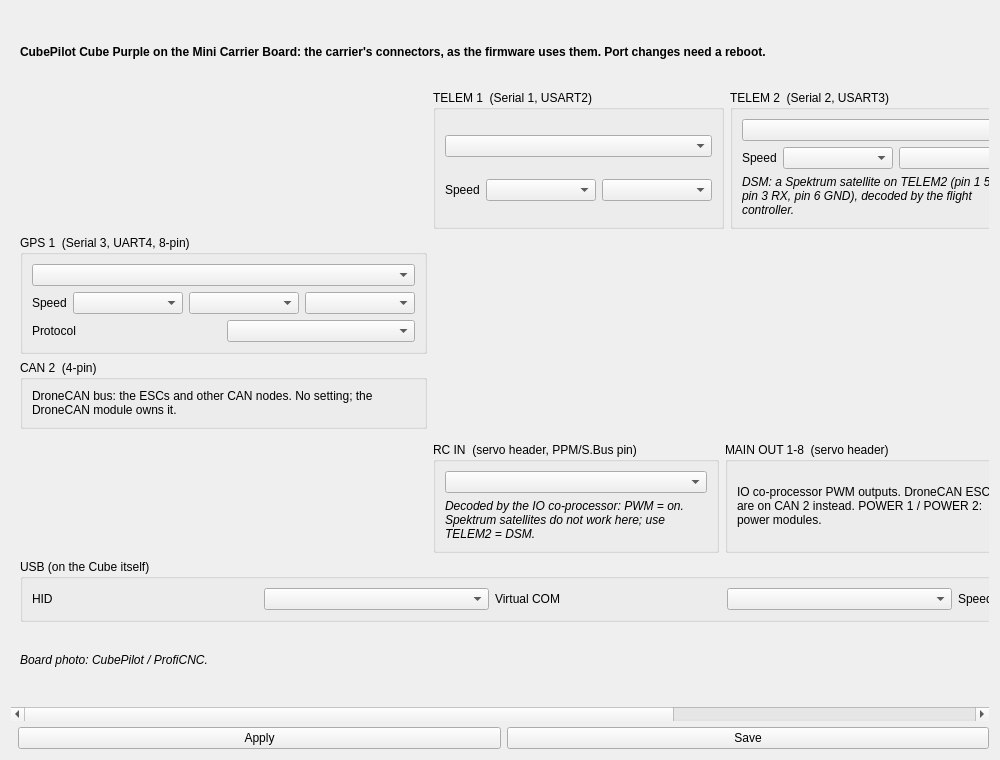
Old version of the form ground/openpilotgcs/src/plugins/config/configcubehwwidget.ui in the repository MAVProxyUser/NinjaPilot-15.02.ninja.
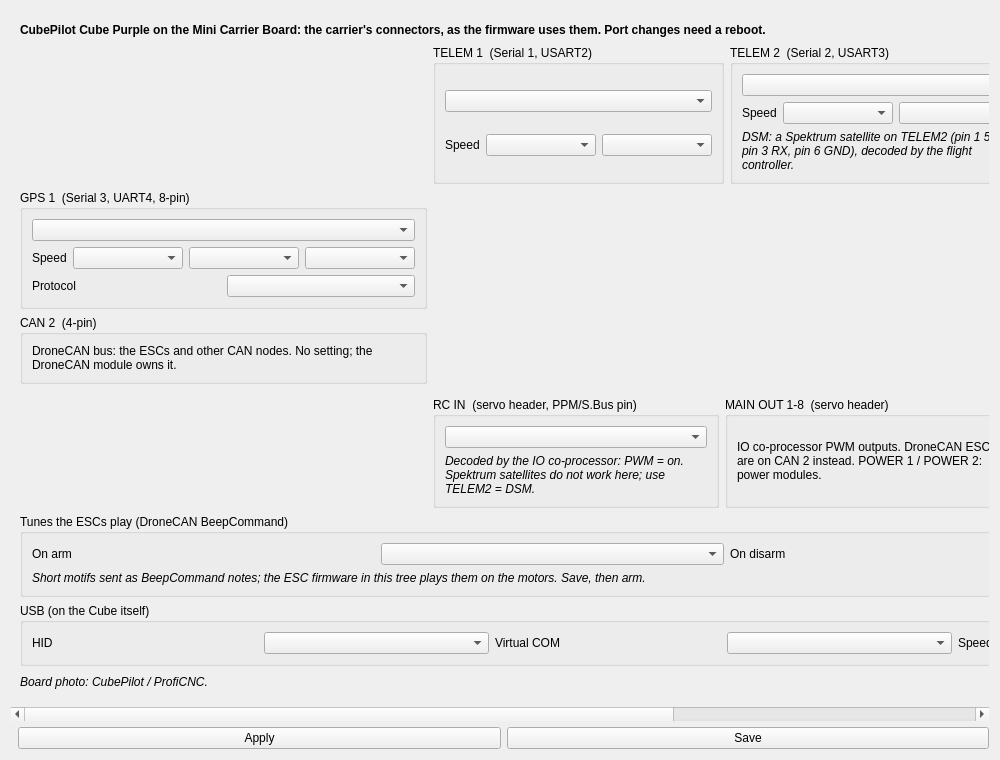
New version of the form. Icons and pictures are not drawn.

Commit message: DroneCAN: arming tune as BeepCommand notes; ESCs at true pitch; esc_tune.py

Diff of the .ui file:
```diff
--- a/ground/openpilotgcs/src/plugins/config/configcubehwwidget.ui
+++ b/ground/openpilotgcs/src/plugins/config/configcubehwwidget.ui
@@ -46,7 +46,12 @@
            <item><widget class="QGroupBox" name="grpMainOut"><property name="title"><string>MAIN OUT 1-8  (servo header)</string></property><layout class="QVBoxLayout"><item><widget class="QLabel" name="grpMainOutLbl"><property name="text"><string>IO co-processor PWM outputs. DroneCAN ESCs are on CAN 2 instead. POWER 1 / POWER 2: power modules.</string></property><property name="wordWrap"><bool>true</bool></property></widget></item></layout></widget></item>
           </layout>
          </item>
-         <item row="3" column="0" colspan="3">
+         <item row="3" column="0" colspan="3"><widget class="QGroupBox" name="grpTune"><property name="title"><string>Tunes the ESCs play (DroneCAN BeepCommand)</string></property><layout class="QGridLayout">
+<item row="0" column="0"><widget class="QLabel" name="lblArmTune"><property name="text"><string>On arm</string></property></widget></item><item row="0" column="1"><widget class="QComboBox" name="cbArmTune"><property name="minimumSize"><size><width>150</width><height>0</height></size></property></widget></item>
+<item row="0" column="2"><widget class="QLabel" name="lblDisarmTune"><property name="text"><string>On disarm</string></property></widget></item><item row="0" column="3"><widget class="QComboBox" name="cbDisarmTune"><property name="minimumSize"><size><width>150</width><height>0</height></size></property></widget></item>
+<item row="1" column="0" colspan="4"><widget class="QLabel" name="lblTuneNote"><property name="font"><font><italic>true</italic></font></property><property name="text"><string>Short motifs sent as BeepCommand notes; the ESC firmware in this tree plays them on the motors. Save, then arm.</string></property><property name="wordWrap"><bool>true</bool></property></widget></item>
+</layout></widget></item>
+         <item row="4" column="0" colspan="3">
           <layout class="QHBoxLayout" name="usbRow">
            <item>
             <widget class="QGroupBox" name="grpUSB">
```
The commit also changes 11 other files.
